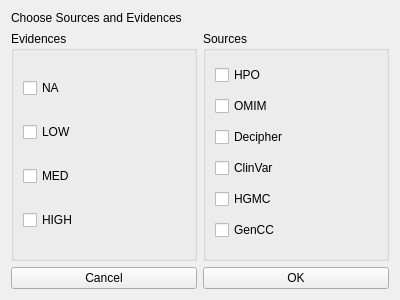
The window that src/GSvar/PhenotypeSourceEvidenceSelector.ui (imgag/ngs-bits) describes before a commit, drawn with Qt 5.
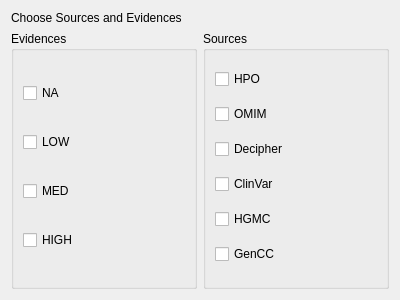
The same window after the commit.

Commit message: add Phenotype filter options to Gui

Diff of the .ui file:
```diff
--- a/src/GSvar/PhenotypeSourceEvidenceSelector.ui
+++ b/src/GSvar/PhenotypeSourceEvidenceSelector.ui
@@ -31,6 +31,9 @@
         <property name="text">
          <string>NA</string>
         </property>
+        <property name="checked">
+         <bool>false</bool>
+        </property>
        </widget>
       </item>
       <item>
@@ -38,6 +41,9 @@
         <property name="text">
          <string>LOW</string>
         </property>
+        <property name="checked">
+         <bool>false</bool>
+        </property>
        </widget>
       </item>
       <item>
@@ -45,6 +51,9 @@
         <property name="text">
          <string>MED</string>
         </property>
+        <property name="checked">
+         <bool>false</bool>
+        </property>
        </widget>
       </item>
       <item>
@@ -52,6 +61,9 @@
         <property name="text">
          <string>HIGH</string>
         </property>
+        <property name="checked">
+         <bool>false</bool>
+        </property>
        </widget>
       </item>
      </layout>
@@ -95,6 +107,9 @@
         <property name="text">
          <string>ClinVar</string>
         </property>
+        <property name="checked">
+         <bool>false</bool>
+        </property>
        </widget>
       </item>
       <item>
@@ -127,20 +142,6 @@
      </property>
     </widget>
    </item>
-   <item row="2" column="1">
-    <widget class="QPushButton" name="okButton">
-     <property name="text">
-      <string>OK</string>
-     </property>
-    </widget>
-   </item>
-   <item row="2" column="0">
-    <widget class="QPushButton" name="pushButton_2">
-     <property name="text">
-      <string>Cancel</string>
-     </property>
-    </widget>
-   </item>
   </layout>
  </widget>
  <resources/>
```
The commit also changes 8 other files.
